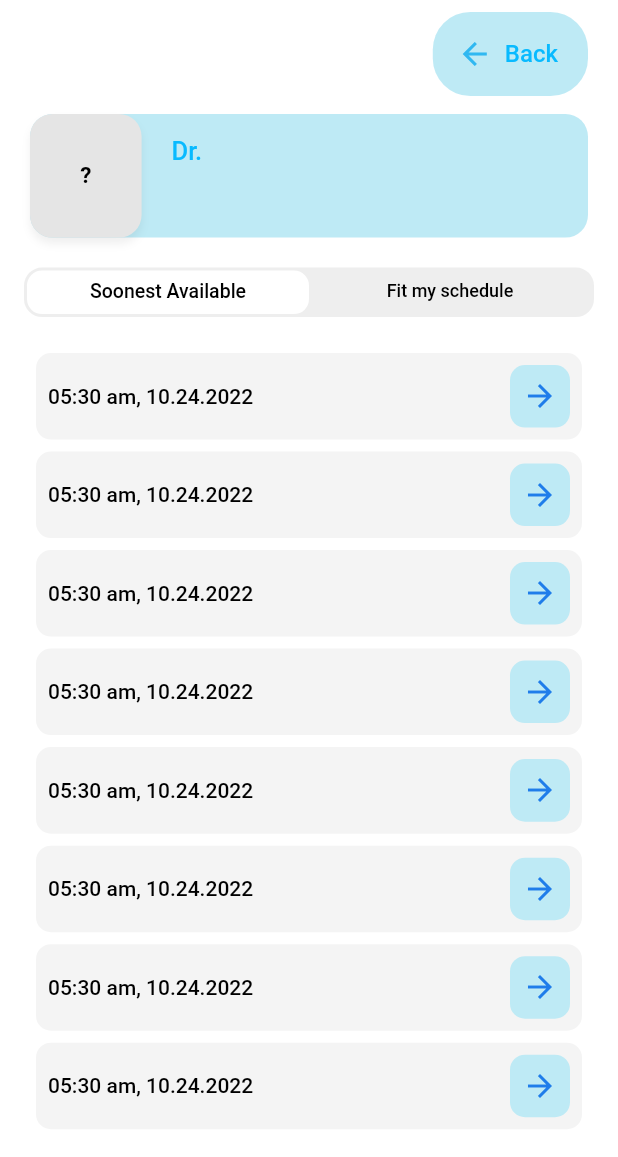
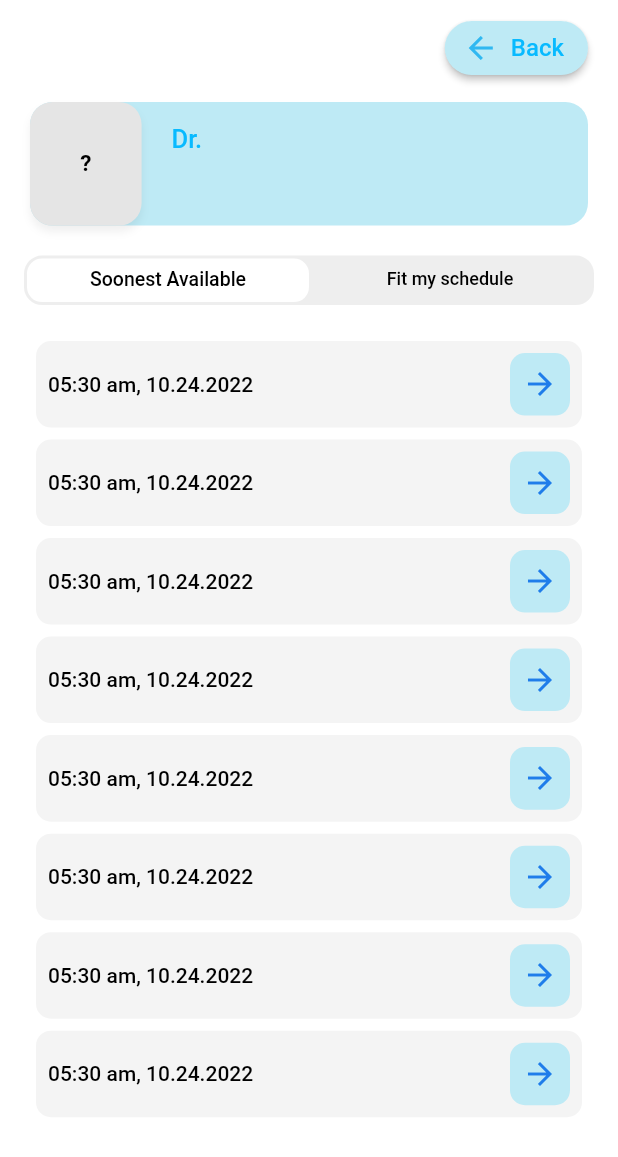
Before and after one commit to thassio-vinicius/appointments_app, a Flutter app: the AppointmentScreen screen opened directly with empty values, on a phone screen of 412 x 824 dp. Shown: the top 1157 px of the screen. Run offline on Flutter 3.47's test engine with Material 2 defaults, Android fonts, the phone set to English and light mode, and no system bars; our stand-ins replace fluttertoast, intl_phone_number_input, shared_preferences; accounts and stored records are empty.

Commit message:
updates project to latest flutter 3.3.4, updates readme and adds previewed mockups

```diff
--- a/lib/UI/appointments/appointment_screen.dart
+++ b/lib/UI/appointments/appointment_screen.dart
@@ -411,11 +411,10 @@ class _AppointmentScreenState extends State<AppointmentScreen> with SingleTicker
   }
 
   Widget _backButton() {
-    return Container(
-      decoration:
-          BoxDecoration(color: Theme.of(context).cardColor, borderRadius: BorderRadius.all(Radius.circular(25))),
-      padding: EdgeInsets.all(4),
-      child: FlatButton.icon(
+    return ElevatedButton.icon(
+      style: ButtonStyle(
+          backgroundColor: MaterialStatePropertyAll(Theme.of(context).cardColor),
+          shape: MaterialStatePropertyAll(RoundedRectangleBorder(borderRadius: BorderRadius.all(Radius.circular(25))))),
       onPressed: () => Navigator.pop(context),
       icon: Icon(
         Icons.arrow_back,
@@ -425,7 +424,6 @@ class _AppointmentScreenState extends State<AppointmentScreen> with SingleTicker
         'Back',
         style: TextStyle(fontSize: 16, color: Theme.of(context).primaryColor),
       ),
-      ),
     );
   }
 }
--- a/lib/shared/widgets/show_alert_dialog.dart
+++ b/lib/shared/widgets/show_alert_dialog.dart
@@ -39,11 +39,11 @@ Future<bool> showAlertDialog({
         content: Text(content),
         actions: <Widget>[
           if (cancelActionText != null)
-            FlatButton(
+            TextButton(
               child: Text(cancelActionText),
               onPressed: () => Navigator.of(context).pop(false),
             ),
-          FlatButton(
+          TextButton(
             child: Text(defaultActionText),
             onPressed: () => Navigator.of(context).pop(true),
           ),
--- a/lib/utils/validator.dart
+++ b/lib/utils/validator.dart
@@ -33,8 +33,7 @@ class ValidatorInputFormatter implements TextInputFormatter {
   final StringValidator editingValidator;
 
   @override
-  TextEditingValue formatEditUpdate(
-      TextEditingValue oldValue, TextEditingValue newValue) {
+  TextEditingValue formatEditUpdate(TextEditingValue oldValue, TextEditingValue newValue) {
     final bool oldValueValid = editingValidator.isValid(oldValue.text);
     final bool newValueValid = editingValidator.isValid(newValue.text);
     if (oldValueValid && !newValueValid) {
@@ -74,7 +73,6 @@ class TextFieldValidators {
       ValidatorInputFormatter(editingValidator: EmailEditingRegexValidator());
   final StringValidator emailSubmitValidator = EmailSubmitRegexValidator();
   final StringValidator passwordSubmitValidator = MinLengthStringValidator(6);
-  final StringValidator displayNameSubmitValidator =
-      MinLengthStringValidator(3);
+  final StringValidator displayNameSubmitValidator = MinLengthStringValidator(3);
   final StringValidator phoneNumberSubmitValidator = NonEmptyStringValidator();
 }
```
Also changed, not shown: previewed/previewed1.jpeg (added), previewed/previewed2.jpeg (added), previewed/previewed3.jpeg (added), previewed/previewed4.jpeg (added), previewed/previewed5.jpeg (added), 2 other files. Lines whose indentation alone changed are shown as unchanged.
